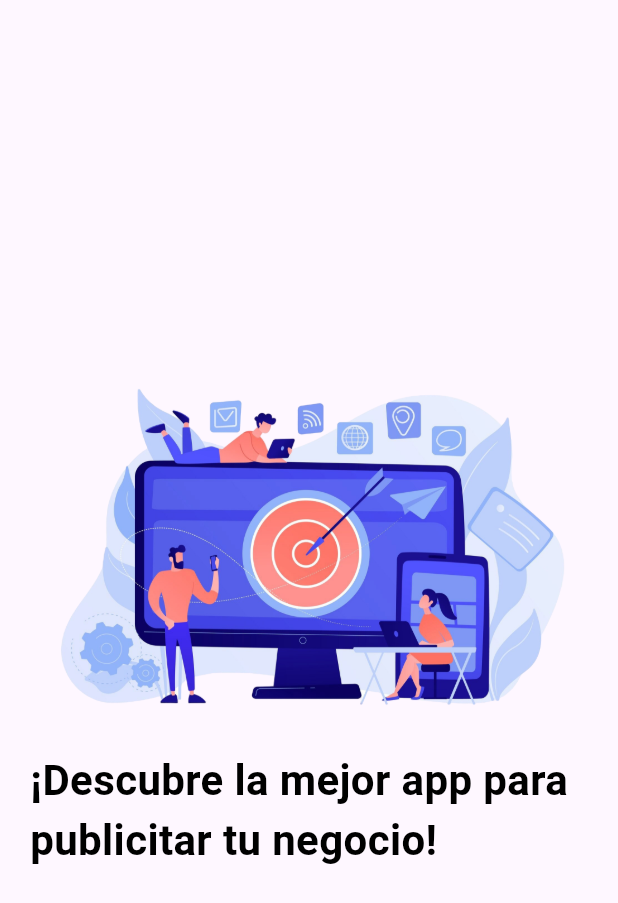
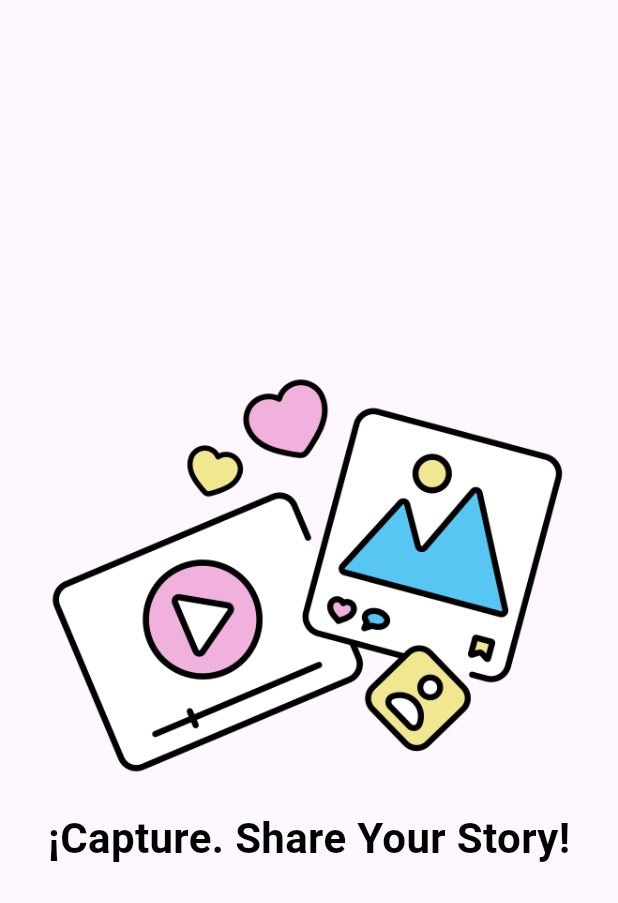
Before and after one commit to marselo-4/insta_dam, a Flutter app: the screen it shows after launch, on a phone screen of 412 x 824 dp. Shown: the top 903 px of the screen. Run offline on Flutter 3.47's test engine with Material 3 defaults, Android fonts, the light colour scheme and no system bars; our stand-ins replace image_picker, shared_preferences.

Commit message:
111124_Lujan_Landing_done

```diff
--- a/lib/screens/landing_screen.dart
+++ b/lib/screens/landing_screen.dart
@@ -48,12 +48,13 @@ class _LandingScreenState extends State<LandingScreen> {
         controller: _pageController,
         onPageChanged: (index) {
           if (index == 2) {
-        _navigateToLogin();
+            _navigateToLogin();
           }
         },
         children: [
-          landingWidget("assets/img/marketing.png", "¡Descubre la mejor app para publicitar tu negocio!"),
-          landingWidget("assets/img/error.png", "Ahorra tiempo y dinero con nosotros"),
+          landingWidget(
+              "assets/img/ilustracion.png", "¡Capture. Share Your Story!"),
+          landingWidget("assets/img/phone.png", "¡Create. Connect. Inspire!"),
           Container()
         ],
       ),
```
Also changed, not shown: assets/img/ilustracion.png (added), assets/img/phone.png (added).
